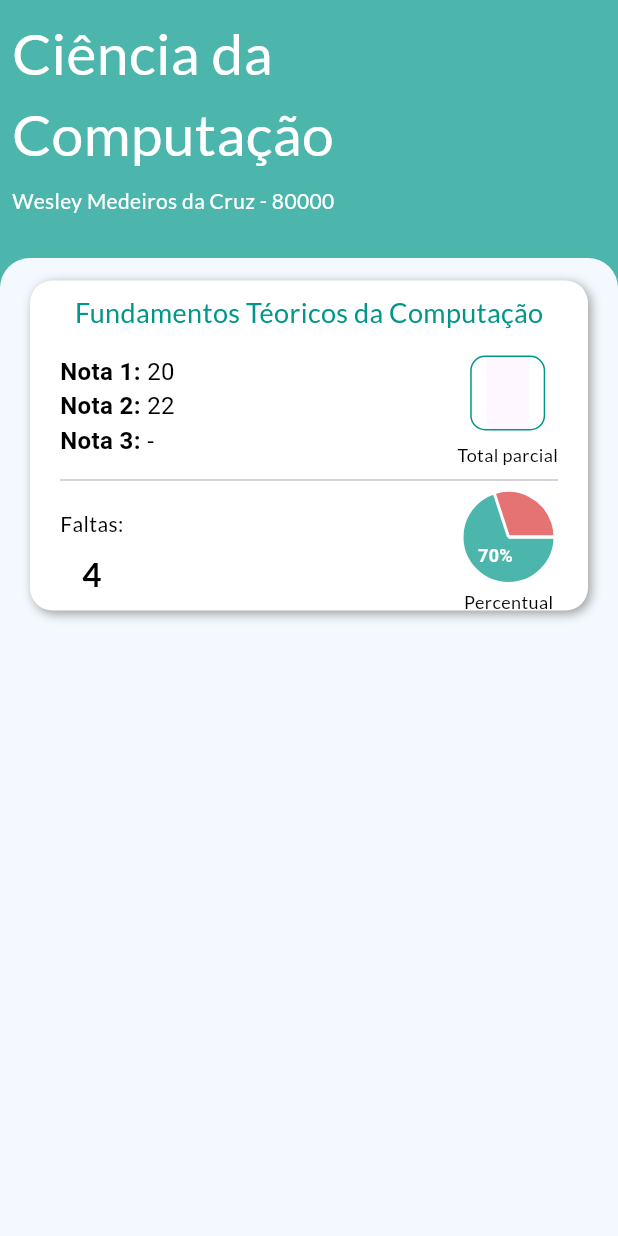
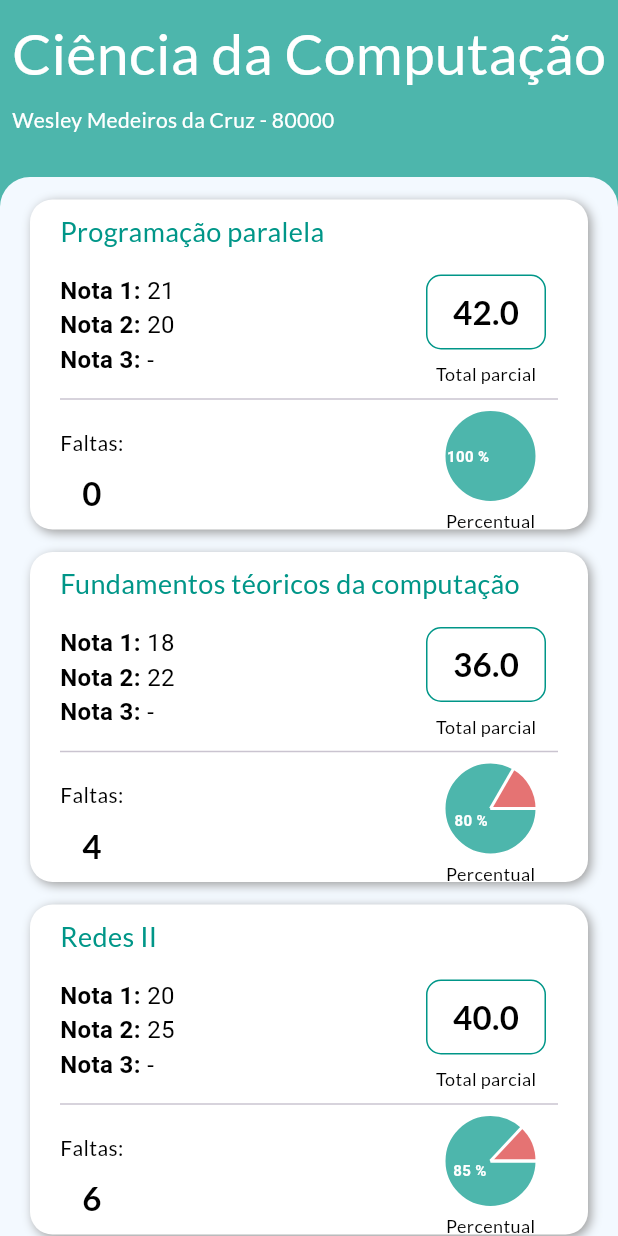
Before and after one commit to MedeirosWesley/uit_app, a Flutter app: the GradePage widget shown alone on an empty page, opened directly, on a phone screen of 412 x 824 dp. Run offline on Flutter 3.47's test engine with Material 2 defaults, Android fonts, the light colour scheme and no system bars; drawn by our look-alikes of fl_chart; our stand-ins replace google_fonts, persistent_bottom_nav_bar; network calls fail.

Commit message:
Criação dos models

```diff
--- a/lib/grade_studant/grade_page_studant.dart
+++ b/lib/grade_studant/grade_page_studant.dart
@@ -1,13 +1,18 @@
 import 'package:app_uit/consts.dart';
+import 'package:app_uit/models/student_model.dart';
+import 'package:app_uit/models/user_model.dart';
 import 'package:fl_chart/fl_chart.dart';
 import 'package:flutter/material.dart';
-import 'package:flutter/services.dart';
+
+import '../models/subject_student_model.dart';
 
 class GradePage extends StatelessWidget {
   const GradePage({super.key});
 
   @override
   Widget build(BuildContext context) {
+    UserModel user = UserModel.teste();
+    StudentModel student = StudentModel.teste();
     Size size = MediaQuery.of(context).size;
     return Container(
         color: Colors.teal.shade300,
@@ -18,14 +23,14 @@ class GradePage extends StatelessWidget {
               crossAxisAlignment: CrossAxisAlignment.start,
               children: [
                 Text(
-                  'Ciência da\nComputação',
+                  student.course,
                   style: defaultTextStyleTitlePage,
                 ),
                 const SizedBox(
                   height: 8,
                 ),
                 Text(
-                  'Wesley Medeiros da Cruz - 80000',
+                  '${user.name} - ${user.ciu}',
                   style: defaultTextStyleUserTitle,
                 )
               ],
@@ -42,13 +47,35 @@ class GradePage extends StatelessWidget {
                       borderRadius: BorderRadius.only(
                           topLeft: Radius.circular(20),
                           topRight: Radius.circular(20))),
+                  child: SingleChildScrollView(
                     child: Column(
-                    children: [_card()],
+                      children: getsubjectsMenus(student.subjects),
+                    ),
                   )))
         ]));
   }
 
-  Widget _card() {
+  List<Widget> getsubjectsMenus(List<SubjectStudentModel> subjects) {
+    List<Widget> list = [];
+    for (var element in subjects) {
+      list.add(_card(element));
+    }
+    list.add(SizedBox(
+      height: 50,
+    ));
+    return list;
+  }
+
+  double getTotalgrade(String value1, String value2, String value3) {
+    if (value1 == '') return 0;
+    if (value2 == '') return double.parse(value1);
+    if (value3 == '') return double.parse(value1) + double.parse(value1);
+    return double.parse(value1) + double.parse(value1) + double.parse(value3);
+  }
+
+  Widget _card(SubjectStudentModel subject) {
+    double totalGrade =
+        getTotalgrade(subject.grade1, subject.grade2, subject.grade3);
     return Container(
       padding: const EdgeInsets.only(left: 20, right: 20, top: 8),
       margin: const EdgeInsets.only(left: 20, right: 20, top: 15),
@@ -60,9 +87,10 @@ class GradePage extends StatelessWidget {
             BoxShadow(color: Colors.grey, blurRadius: 5, offset: Offset(2, 2))
           ]),
       child: Column(
+        crossAxisAlignment: CrossAxisAlignment.start,
         children: [
           Text(
-            'Fundamentos Téoricos da Computação',
+            subject.name,
             style: defaultTextStyleSubtitle,
             overflow: TextOverflow.ellipsis,
           ),
@@ -75,33 +103,29 @@ class GradePage extends StatelessWidget {
               Column(
                 crossAxisAlignment: CrossAxisAlignment.start,
                 children: [
-                  custonLabel('Nota 1', '20'),
-                  custonLabel('Nota 2', '22'),
-                  custonLabel('Nota 3', '-'),
+                  custonLabel(
+                      'Nota 1', subject.grade1 == '' ? '-' : subject.grade1),
+                  custonLabel(
+                      'Nota 2', subject.grade2 == '' ? '-' : subject.grade2),
+                  custonLabel(
+                      'Nota 3', subject.grade3 == '' ? '-' : subject.grade3),
                 ],
               ),
               Column(
                 children: [
                   Container(
                       margin: const EdgeInsets.all(8),
-                    padding: const EdgeInsets.symmetric(horizontal: 10),
                       height: 50,
-                    width: 50,
+                      width: 80,
                       decoration: BoxDecoration(
                           borderRadius: BorderRadius.circular(10),
                           border: Border.all(color: Colors.teal)),
-                    child: Material(
-                      child: TextField(
-                        keyboardType: TextInputType.number,
-                        maxLength: 2,
+                      child: Center(
+                        child: Text(
+                          totalGrade.toString(),
                           style: defaultTextStyleInput,
-                        decoration: const InputDecoration(
-                          counterText: '',
-                          border: InputBorder.none,
                         ),
-                      ),
-                    ),
-                  ),
+                      )),
                   Text(
                     'Total parcial',
                     style: defaultTextlabelStyle,
@@ -122,7 +146,7 @@ class GradePage extends StatelessWidget {
                     height: 8,
                   ),
                   Text(
-                    '4',
+                    subject.absence,
                     style: defaultTextStyleInput,
                   )
                 ],
@@ -131,7 +155,7 @@ class GradePage extends StatelessWidget {
                 children: [
                   Padding(
                     padding: const EdgeInsets.symmetric(
-                        horizontal: 8.0, vertical: 5),
+                        horizontal: 20.0, vertical: 5),
                     child: SizedBox(
                       height: 50,
                       width: 50,
@@ -142,7 +166,9 @@ class GradePage extends StatelessWidget {
                           ),
                           sectionsSpace: 2,
                           centerSpaceRadius: 0,
-                          sections: showingSections(),
+                          sections: showingSections(
+                              double.parse(subject.totalClasses),
+                              double.parse(subject.absence)),
                         ),
                       ),
                     ),
@@ -191,17 +217,18 @@ class GradePage extends StatelessWidget {
     );
   }
 
-  List<PieChartSectionData> showingSections() {
+  List<PieChartSectionData> showingSections(double value1, double value2) {
+    print(value1);
     return List.generate(2, (i) {
-      const fontSize = 12.0;
+      const fontSize = 10.0;
       const radius = 30.0;
 
       switch (i) {
         case 0:
           return PieChartSectionData(
             color: Colors.teal.shade300,
-            value: 70,
-            title: '70%',
+            value: value1,
+            title: '${(100 - (value2 / value1 * 100)).truncate()} %',
             radius: radius,
             titleStyle: const TextStyle(
               fontSize: fontSize,
@@ -213,7 +240,7 @@ class GradePage extends StatelessWidget {
         case 1:
           return PieChartSectionData(
             color: Colors.red.shade300,
-            value: 30,
+            value: value2,
             title: '',
             radius: radius,
             titleStyle: const TextStyle(
--- /dev/null
+++ b/lib/models/student_model.dart
@@ -0,0 +1,66 @@
+// ignore_for_file: public_member_api_docs, sort_constructors_first
+import 'dart:convert';
+
+import 'package:app_uit/models/subject_student_model.dart';
+
+class StudentModel {
+  String course;
+  List<SubjectStudentModel> subjects;
+
+  StudentModel({
+    required this.course,
+    required this.subjects,
+  });
+
+  StudentModel.teste()
+      : course = 'Ciência da Computação',
+        subjects = List.generate(
+          3,
+          (index) => index == 1
+              ? SubjectStudentModel(
+                  name: 'Fundamentos téoricos da computação',
+                  absence: '4',
+                  grade1: '18',
+                  grade2: '22',
+                  grade3: '',
+                  totalClasses: '20')
+              : index == 2
+                  ? SubjectStudentModel(
+                      name: 'Redes II',
+                      absence: '6',
+                      grade1: '20',
+                      grade2: '25',
+                      grade3: '',
+                      totalClasses: '40')
+                  : SubjectStudentModel(
+                      name: 'Programação paralela',
+                      absence: '0',
+                      grade1: '21',
+                      grade2: '20',
+                      grade3: '',
+                      totalClasses: '40'),
+        );
+
+  Map<String, dynamic> toMap() {
+    return <String, dynamic>{
+      'course': course,
+      'subjects': subjects.map((x) => x.toMap()).toList(),
+    };
+  }
+
+  factory StudentModel.fromMap(Map<String, dynamic> map) {
+    return StudentModel(
+      course: map['course'] as String,
+      subjects: List<SubjectStudentModel>.from(
+        (map['subjects'] as List<int>).map<SubjectStudentModel>(
+          (x) => SubjectStudentModel.fromMap(x as Map<String, dynamic>),
+        ),
+      ),
+    );
+  }
+
+  String toJson() => json.encode(toMap());
+
+  factory StudentModel.fromJson(String source) =>
+      StudentModel.fromMap(json.decode(source) as Map<String, dynamic>);
+}
--- /dev/null
+++ b/lib/models/subject_student_model.dart
@@ -0,0 +1,46 @@
+import 'dart:convert';
+
+class SubjectStudentModel {
+  String name;
+  String grade1;
+  String grade2;
+  String grade3;
+  String absence;
+  String totalClasses;
+
+  SubjectStudentModel({
+    required this.name,
+    required this.grade1,
+    required this.grade2,
+    required this.grade3,
+    required this.absence,
+    required this.totalClasses,
+  });
+
+  Map<String, dynamic> toMap() {
+    return <String, dynamic>{
+      'name': name,
+      'grade1': grade1,
+      'grade2': grade2,
+      'grade3': grade3,
+      'absence': absence,
+      'totalClasses': totalClasses,
+    };
+  }
+
+  factory SubjectStudentModel.fromMap(Map<String, dynamic> map) {
+    return SubjectStudentModel(
+      name: map['name'] as String,
+      grade1: map['grade1'] as String,
+      grade2: map['grade2'] as String,
+      grade3: map['grade3'] as String,
+      absence: map['absence'] as String,
+      totalClasses: map['totalClasses'] as String,
+    );
+  }
+
+  String toJson() => json.encode(toMap());
+
+  factory SubjectStudentModel.fromJson(String source) =>
+      SubjectStudentModel.fromMap(json.decode(source) as Map<String, dynamic>);
+}
--- /dev/null
+++ b/lib/models/user_model.dart
@@ -0,0 +1,47 @@
+// ignore_for_file: public_member_api_docs, sort_constructors_first
+import 'dart:convert';
+
+import 'package:app_uit/util/user_type.dart';
+
+class UserModel {
+  String name;
+  UserType userType;
+  String ciu;
+  String imageProfile;
+
+  UserModel({
+    required this.name,
+    required this.userType,
+    required this.ciu,
+    required this.imageProfile,
+  });
+
+  UserModel.teste()
+      : name = 'Wesley Medeiros da Cruz',
+        userType = UserType.STUDENT,
+        ciu = '80000',
+        imageProfile =
+            'https://www.pngall.com/wp-content/uploads/12/Avatar-Profile-Vector-PNG-File.png';
+
+  Map<String, dynamic> toMap() {
+    return <String, dynamic>{
+      'name': name,
+      'userType': userType,
+      'ciu': ciu,
+      'imageProfile': imageProfile
+    };
+  }
+
+  factory UserModel.fromMap(Map<String, dynamic> map) {
+    return UserModel(
+        name: map['name'] as String,
+        userType: map['userType'],
+        ciu: map['ciu'] as String,
+        imageProfile: map['imageProfile'] as String);
+  }
+
+  String toJson() => json.encode(toMap());
+
+  factory UserModel.fromJson(String source) =>
+      UserModel.fromMap(json.decode(source) as Map<String, dynamic>);
+}
--- /dev/null
+++ b/lib/util/user_type.dart
@@ -0,0 +1 @@
+enum UserType { TEACHER, STUDENT }
--- a/lib/widgets/home_menu_widget.dart
+++ b/lib/widgets/home_menu_widget.dart
@@ -41,14 +41,16 @@ class HomeMenu extends StatelessWidget {
                   child: Text(
                     title,
                     style: defaultTextTitleStyle,
-                    overflow: TextOverflow.fade,
+                    maxLines: 1,
+                    overflow: TextOverflow.ellipsis,
                   ),
                 ),
                 Expanded(
                   child: Text(
                     label,
                     style: defaultTextlabelStyle,
-                    overflow: TextOverflow.fade,
+                    maxLines: 1,
+                    overflow: TextOverflow.ellipsis,
                   ),
                 ),
               ],
```
Also changed, not shown: lib/consts.dart (+30 -0 lines), lib/home/aluno_home_page.dart (+6 -4 lines), lib/models/student_class_model.dart (added, +42 -0 lines), lib/models/subject_teacher_model.dart (added, +51 -0 lines), lib/models/teacher_model.dart (added, +53 -0 lines), 1 other file. Lines whose indentation alone changed are shown as unchanged.
